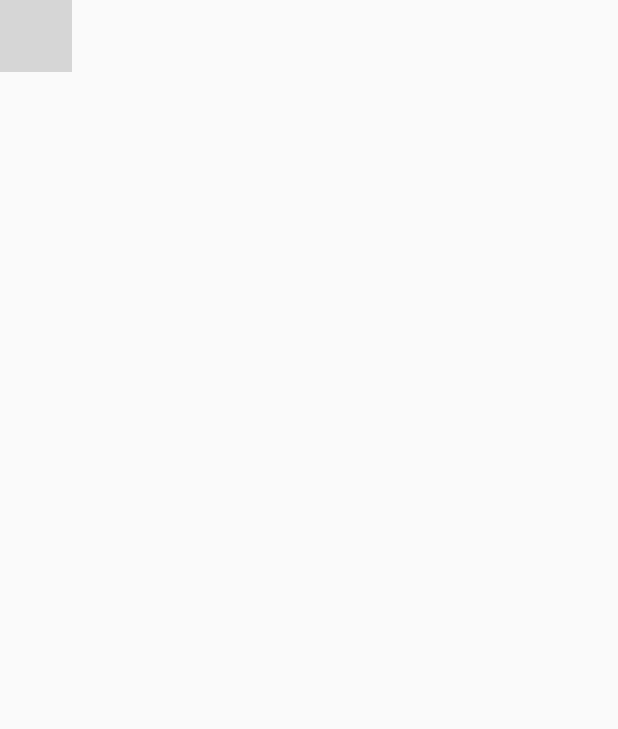
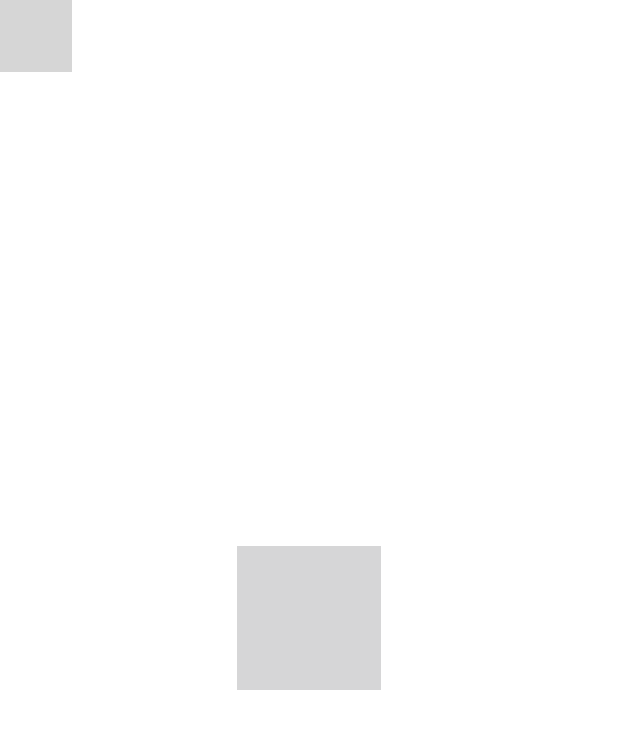
Before and after one commit to Krikmann/H.E.A.L.T.H, an Android app built with Jetpack Compose: the screen it shows after launch (MainActivity), on a phone screen of 412 x 824 dp. Shown: the top 729 px of the screen. Run offline under Robolectric (Android 15) with nearby library versions, the phone set to English and light mode, and no system bars; our stand-ins replace Room's generated code; missing, so only their content is drawn: MyApplicationTheme; 22 statements that could not run were skipped; grey boxes are pictures that could not be loaded.

Commit message:
Added splash screen

```diff
--- a/app/build.gradle.kts
+++ b/app/build.gradle.kts
@@ -86,6 +86,10 @@ dependencies {
     implementation(libs.androidx.compose.material.icons.extended)
     implementation(libs.androidx.navigation.compose)
     implementation(libs.androidx.compose.foundation.layout)
+    implementation(libs.androidx.appcompat)
+    implementation(libs.material)
+    implementation(libs.androidx.activity)
+    implementation(libs.androidx.constraintlayout)
     testImplementation(libs.junit)
     androidTestImplementation(libs.androidx.junit)
     androidTestImplementation(libs.androidx.espresso.core)
--- /dev/null
+++ b/app/src/main/java/ee/ut/cs/HEALTH/SplashActivity.kt
@@ -0,0 +1,19 @@
+package ee.ut.cs.HEALTH
+
+import android.app.Activity
+import android.content.Intent
+import android.os.Bundle
+import android.os.Handler
+import android.os.Looper
+
+class SplashActivity : Activity() {
+    override fun onCreate(savedInstanceState: Bundle?) {
+        super.onCreate(savedInstanceState)
+
+        // Delay and go to MainActivity
+        Handler(Looper.getMainLooper()).postDelayed({
+            startActivity(Intent(this, MainActivity::class.java))
+            finish()
+        }, 3000) // 1.5 seconds delay
+    }
+}
--- /dev/null
+++ b/app/src/main/res/drawable/splash_bg.xml
@@ -0,0 +1,6 @@
+<layer-list xmlns:android="http://schemas.android.com/apk/res/android">
+    <item android:drawable="@color/white" />
+    <item
+        android:gravity="center"
+        android:drawable="@drawable/health_text"/>
+</layer-list>
--- a/app/src/main/res/values/themes.xml
+++ b/app/src/main/res/values/themes.xml
@@ -1,5 +1,14 @@
 <?xml version="1.0" encoding="utf-8"?>
 <resources>
 
-    <style name="Theme.MyApplication" parent="android:Theme.Material.Light.NoActionBar" />
+    <style name="Theme.MyApplication" parent="android:Theme.Material.Light.NoActionBar">
+        <item name="android:windowBackground">@drawable/splash_bg</item>
+    </style>
+
+    <style name="Theme.Splash" parent="android:Theme.Material.Light.NoActionBar">
+        <item name="android:windowBackground">@drawable/splash_bg</item>
+        <item name="android:windowFullscreen">true</item>
+        <item name="android:windowNoTitle">true</item>
+    </style>
+
 </resources>
```
Also changed, not shown: app/src/main/AndroidManifest.xml (+13 -7 lines), app/src/main/res/layout/activity_splash.xml (added, +10 -0 lines), gradle/libs.versions.toml (+8 -0 lines).
